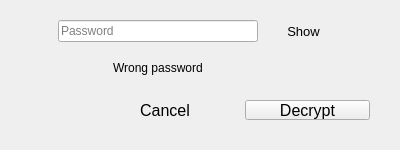
Qt form promptpassword.ui (someretical/TheoreticalDiary) before a commit.
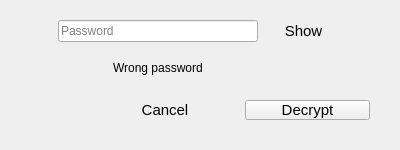
The same form after that commit.

What changed in the file:
```diff
--- a/promptpassword.ui
+++ b/promptpassword.ui
@@ -120,7 +120,7 @@
        </property>
        <property name="font">
         <font>
-         <pointsize>10</pointsize>
+         <pointsize>11</pointsize>
         </font>
        </property>
        <property name="text">
@@ -197,7 +197,7 @@
        </property>
        <property name="font">
         <font>
-         <pointsize>12</pointsize>
+         <pointsize>11</pointsize>
         </font>
        </property>
        <property name="text">
@@ -230,7 +230,7 @@
        </property>
        <property name="font">
         <font>
-         <pointsize>12</pointsize>
+         <pointsize>11</pointsize>
         </font>
        </property>
        <property name="text">
```
